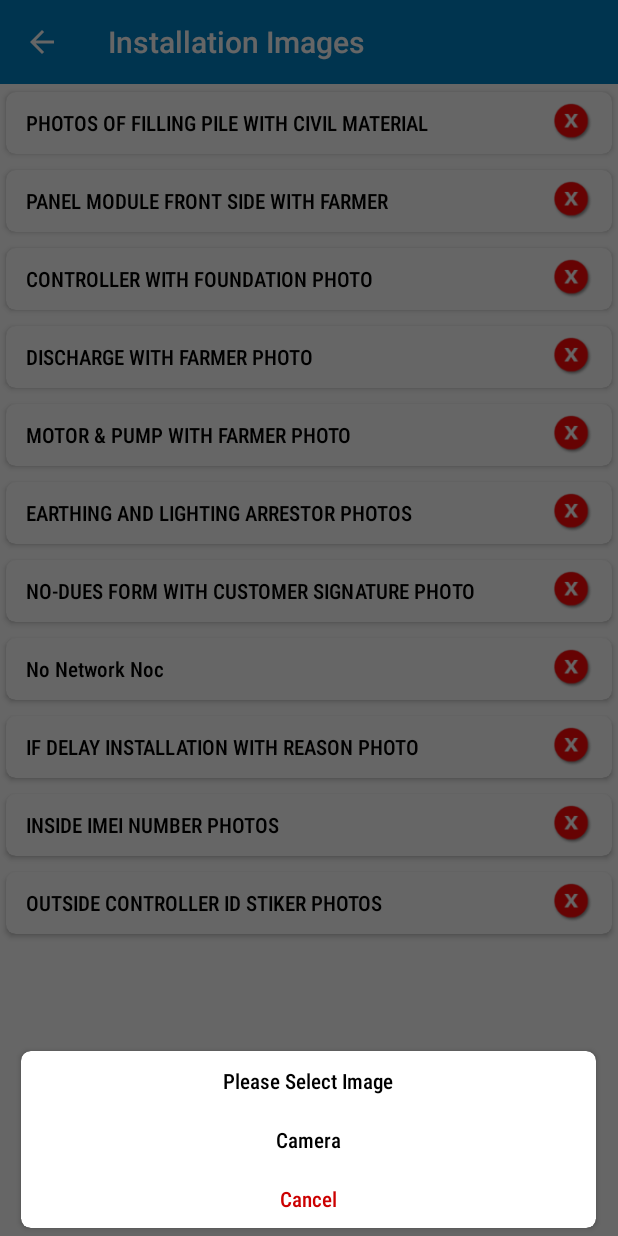
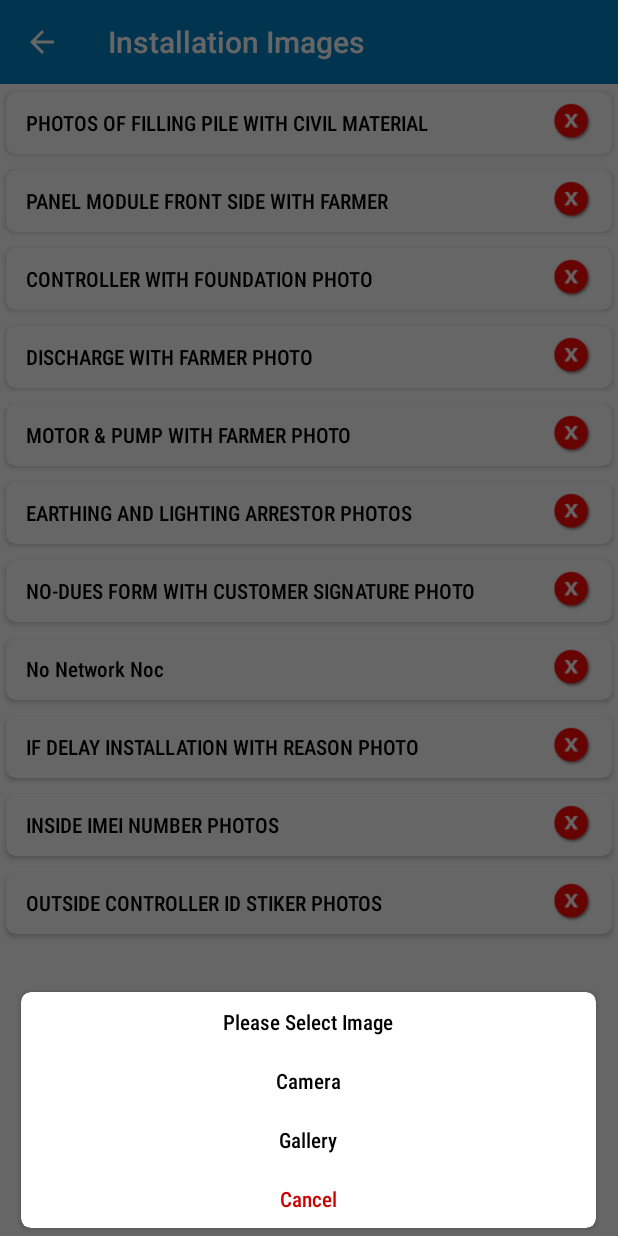
Before and after one commit to SumitTrivedi073/ShaktiKusum-App, an Android app: the InstReportImageActivity screen opened directly, with no data from a screen before it, after a tap on "PHOTOS OF FILLING PILE WITH CIVIL MATERI", on a phone screen of 412 x 824 dp. Run offline under Robolectric (Android 15) with nearby library versions, the phone set to English and light mode, and no system bars; our stand-ins replace sdp/ssp sizes; 3 statements that could not run were skipped.

Commit message:
1)enable gallery option for installtion images 2) fix the date issue when click image from camera

```diff
--- a/app/src/main/java/activity/CameraActivity2.java
+++ b/app/src/main/java/activity/CameraActivity2.java
@@ -43,7 +43,7 @@ import java.util.Locale;
 import utility.CustomUtility;
 
 public class CameraActivity2 extends BaseActivity implements SurfaceHolder.Callback, android.hardware.Camera.PictureCallback {
-    private static final String TIME_STAMP_FORMAT_DATE = "dd.mm.yyyy";
+    private static final String TIME_STAMP_FORMAT_DATE = "dd.MM.yyyy";
     private static final String TIME_STAMP_FORMAT_TIME = "h:mm a";
     private static final String GALLERY_DIRECTORY_NAME_COMMON = "SurfaceCamera";
     private SurfaceHolder surfaceHolder;
--- a/app/src/main/java/activity/InstReportImageActivity.java
+++ b/app/src/main/java/activity/InstReportImageActivity.java
@@ -31,7 +31,6 @@ import androidx.activity.result.contract.ActivityResultContracts;
 import androidx.annotation.NonNull;
 import androidx.annotation.RequiresApi;
 import androidx.appcompat.app.AlertDialog;
-import androidx.appcompat.app.AppCompatActivity;
 import androidx.appcompat.widget.Toolbar;
 import androidx.core.app.ActivityCompat;
 import androidx.core.content.ContextCompat;
@@ -291,7 +290,7 @@ public class InstReportImageActivity extends BaseActivity implements ImageSelect
         TextView cancel = layout.findViewById(R.id.cancel);
 
         if (value.equals("0")) {
-            gallery.setVisibility(View.GONE);
+         //   gallery.setVisibility(View.GONE);
             title.setText(getResources().getString(R.string.select_image));
             gallery.setText(getResources().getString(R.string.gallery));
             camera.setText(getResources().getString(R.string.camera));
--- a/app/src/main/res/values/strings.xml
+++ b/app/src/main/res/values/strings.xml
@@ -158,6 +158,7 @@
     <string name="photoGallery">Photo Gallery</string>
     <string name="take_photo">Take Photo</string>
     <string name="select_image">Please Select Image</string>
+    <string name="select_all_image">Please Select All Images</string>
     <string name="camera">Camera</string>
     <string name="gallery">Gallery</string>
     <string name="display">Display</string>
```
